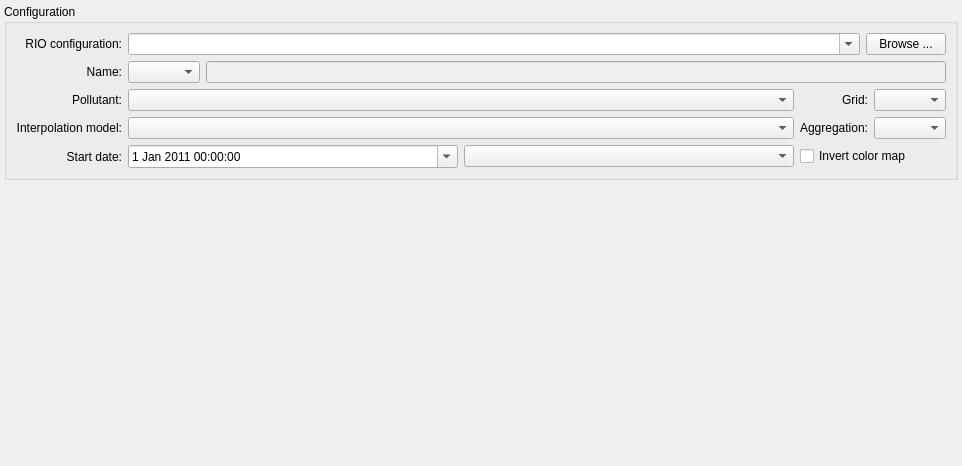
Old version of the form src/ui/mappingview.ui in the repository VITObelgium/cpp-infra.
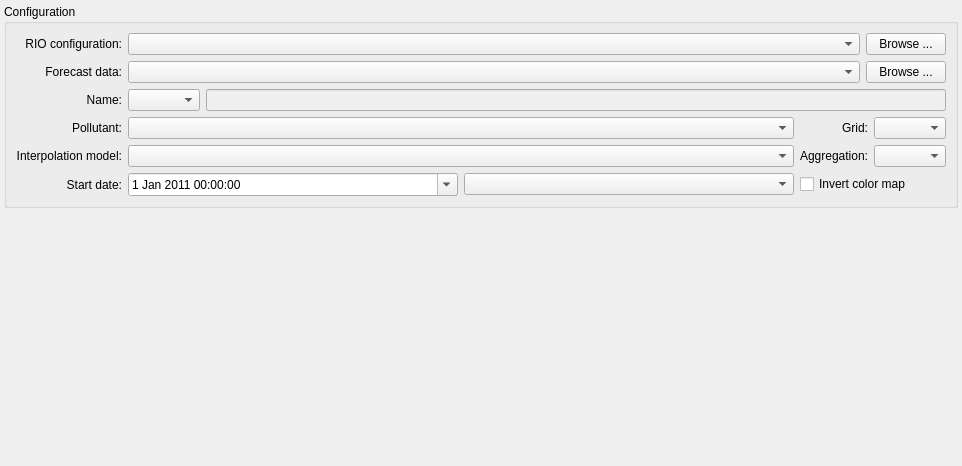
New version of the form. Custom widgets are drawn as their Qt base class.

Patch:
```diff
--- a/src/ui/mappingview.ui
+++ b/src/ui/mappingview.ui
@@ -46,36 +46,6 @@
         <string>Configuration</string>
        </property>
        <layout class="QGridLayout" name="gridLayout">
-        <item row="3" column="1">
-         <widget class="QComboBox" name="pollutantCombo">
-          <property name="sizePolicy">
-           <sizepolicy hsizetype="Expanding" vsizetype="Fixed">
-            <horstretch>0</horstretch>
-            <verstretch>0</verstretch>
-           </sizepolicy>
-          </property>
-         </widget>
-        </item>
-        <item row="4" column="1">
-         <widget class="QComboBox" name="interpolationCombo">
-          <property name="sizePolicy">
-           <sizepolicy hsizetype="Expanding" vsizetype="Fixed">
-            <horstretch>0</horstretch>
-            <verstretch>0</verstretch>
-           </sizepolicy>
-          </property>
-         </widget>
-        </item>
-        <item row="5" column="0">
-         <widget class="QLabel" name="label_6">
-          <property name="text">
-           <string>Start date:</string>
-          </property>
-          <property name="alignment">
-           <set>Qt::AlignRight|Qt::AlignTrailing|Qt::AlignVCenter</set>
-          </property>
-         </widget>
-        </item>
         <item row="0" column="1" colspan="3">
          <layout class="QHBoxLayout" name="horizontalLayout">
           <property name="leftMargin">
@@ -90,7 +60,7 @@
              </sizepolicy>
             </property>
             <property name="editable">
-             <bool>true</bool>
+             <bool>false</bool>
             </property>
            </widget>
           </item>
@@ -109,79 +79,27 @@
           </item>
          </layout>
         </item>
-        <item row="1" column="1" colspan="3">
-         <layout class="QHBoxLayout" name="horizontalLayout_2">
-          <item>
-           <widget class="QComboBox" name="nameCombo"/>
-          </item>
-          <item>
-           <widget class="QLineEdit" name="configDescriptionLabel">
-            <property name="enabled">
-             <bool>false</bool>
-            </property>
-            <property name="sizePolicy">
-             <sizepolicy hsizetype="Expanding" vsizetype="Fixed">
-              <horstretch>0</horstretch>
-              <verstretch>0</verstretch>
-             </sizepolicy>
-            </property>
-            <property name="text">
-             <string notr="true"/>
-            </property>
-            <property name="readOnly">
-             <bool>true</bool>
-            </property>
-           </widget>
-          </item>
-         </layout>
-        </item>
-        <item row="3" column="3">
-         <widget class="QComboBox" name="gridCombo"/>
-        </item>
-        <item row="4" column="3">
-         <widget class="QComboBox" name="aggregationCombo"/>
-        </item>
-        <item row="3" column="0">
-         <widget class="QLabel" name="label">
+        <item row="6" column="0">
+         <widget class="QLabel" name="label_6">
           <property name="text">
-           <string>Pollutant:</string>
+           <string>Start date:</string>
           </property>
           <property name="alignment">
            <set>Qt::AlignRight|Qt::AlignTrailing|Qt::AlignVCenter</set>
           </property>
          </widget>
         </item>
-        <item row="4" column="2">
-         <widget class="QLabel" name="label_3">
-          <property name="text">
-           <string>Aggregation:</string>
+        <item row="5" column="1">
+         <widget class="QComboBox" name="interpolationCombo">
+          <property name="sizePolicy">
+           <sizepolicy hsizetype="Expanding" vsizetype="Fixed">
+            <horstretch>0</horstretch>
+            <verstretch>0</verstretch>
+           </sizepolicy>
           </property>
-          <property name="alignment">
-           <set>Qt::AlignRight|Qt::AlignTrailing|Qt::AlignVCenter</set>
-          </property>
          </widget>
         </item>
-        <item row="4" column="0">
-         <widget class="QLabel" name="label_2">
-          <property name="text">
-           <string>Interpolation model:</string>
-          </property>
-          <property name="alignment">
-           <set>Qt::AlignRight|Qt::AlignTrailing|Qt::AlignVCenter</set>
-          </property>
-         </widget>
-        </item>
-        <item row="3" column="2">
-         <widget class="QLabel" name="label_4">
-          <property name="text">
-           <string>Grid:</string>
-          </property>
-          <property name="alignment">
-           <set>Qt::AlignRight|Qt::AlignTrailing|Qt::AlignVCenter</set>
-          </property>
-         </widget>
-        </item>
-        <item row="1" column="0">
+        <item row="2" column="0">
          <widget class="QLabel" name="label_5">
           <property name="text">
            <string>Name:</string>
@@ -191,23 +109,30 @@
           </property>
          </widget>
         </item>
-        <item row="0" column="0">
-         <widget class="QLabel" name="configLabel">
-          <property name="sizePolicy">
-           <sizepolicy hsizetype="Preferred" vsizetype="Preferred">
-            <horstretch>0</horstretch>
-            <verstretch>0</verstretch>
-           </sizepolicy>
-          </property>
+        <item row="4" column="0">
+         <widget class="QLabel" name="label">
           <property name="text">
-           <string>RIO configuration:</string>
+           <string>Pollutant:</string>
           </property>
           <property name="alignment">
            <set>Qt::AlignRight|Qt::AlignTrailing|Qt::AlignVCenter</set>
           </property>
          </widget>
         </item>
-        <item row="5" column="1">
+        <item row="6" column="2" colspan="2">
+         <widget class="QCheckBox" name="invertColorMapCheck">
+          <property name="text">
+           <string>Invert color map</string>
+          </property>
+         </widget>
+        </item>
+        <item row="5" column="3">
+         <widget class="QComboBox" name="aggregationCombo"/>
+        </item>
+        <item row="4" column="3">
+         <widget class="QComboBox" name="gridCombo"/>
+        </item>
+        <item row="6" column="1">
          <layout class="QHBoxLayout" name="horizontalLayout_4">
           <item>
            <layout class="QHBoxLayout" name="horizontalLayout_3">
@@ -245,13 +170,122 @@
           </item>
          </layout>
         </item>
-        <item row="5" column="2" colspan="2">
-         <widget class="QCheckBox" name="invertColorMapCheck">
+        <item row="5" column="2">
+         <widget class="QLabel" name="label_3">
           <property name="text">
-           <string>Invert color map</string>
+           <string>Aggregation:</string>
           </property>
+          <property name="alignment">
+           <set>Qt::AlignRight|Qt::AlignTrailing|Qt::AlignVCenter</set>
+          </property>
          </widget>
         </item>
+        <item row="2" column="1" colspan="3">
+         <layout class="QHBoxLayout" name="horizontalLayout_2">
+          <item>
+           <widget class="QComboBox" name="nameCombo"/>
+          </item>
+          <item>
+           <widget class="QLineEdit" name="configDescriptionLabel">
+            <property name="enabled">
+             <bool>false</bool>
+            </property>
+            <property name="sizePolicy">
+             <sizepolicy hsizetype="Expanding" vsizetype="Fixed">
+              <horstretch>0</horstretch>
+              <verstretch>0</verstretch>
+             </sizepolicy>
+            </property>
+            <property name="text">
+             <string notr="true"/>
+            </property>
+            <property name="readOnly">
+             <bool>true</bool>
+            </property>
+           </widget>
+          </item>
+         </layout>
+        </item>
+        <item row="0" column="0">
+         <widget class="QLabel" name="configLabel">
+          <property name="sizePolicy">
+           <sizepolicy hsizetype="Preferred" vsizetype="Preferred">
+            <horstretch>0</horstretch>
+            <verstretch>0</verstretch>
+           </sizepolicy>
+          </property>
+          <property name="text">
+           <string>RIO configuration:</string>
+          </property>
+          <property name="alignment">
+           <set>Qt::AlignRight|Qt::AlignTrailing|Qt::AlignVCenter</set>
+          </property>
+         </widget>
+        </item>
+        <item row="5" column="0">
+         <widget class="QLabel" name="label_2">
+          <property name="text">
+           <string>Interpolation model:</string>
+          </property>
+          <property name="alignment">
+           <set>Qt::AlignRight|Qt::AlignTrailing|Qt::AlignVCenter</set>
+          </property>
+         </widget>
+        </item>
+        <item row="4" column="2">
+         <widget class="QLabel" name="label_4">
+          <property name="text">
+           <string>Grid:</string>
+          </property>
+          <property name="alignment">
+           <set>Qt::AlignRight|Qt::AlignTrailing|Qt::AlignVCenter</set>
+          </property>
+         </widget>
+        </item>
+        <item row="4" column="1">
+         <widget class="QComboBox" name="pollutantCombo">
+          <property name="sizePolicy">
+           <sizepolicy hsizetype="Expanding" vsizetype="Fixed">
+            <horstretch>0</horstretch>
+            <verstretch>0</verstretch>
+           </sizepolicy>
+          </property>
+         </widget>
+        </item>
+        <item row="1" column="0">
+         <widget class="QLabel" name="label_7">
+          <property name="text">
+           <string>Forecast data:</string>
+          </property>
+          <property name="alignment">
+           <set>Qt::AlignRight|Qt::AlignTrailing|Qt::AlignVCenter</set>
+          </property>
+         </widget>
+        </item>
+        <item row="1" column="1" colspan="3">
+         <layout class="QHBoxLayout" name="horizontalLayout_5">
+          <item>
+           <widget class="QComboBox" name="forecastPathCombo">
+            <property name="sizePolicy">
+             <sizepolicy hsizetype="Expanding" vsizetype="Fixed">
+              <horstretch>0</horstretch>
+              <verstretch>0</verstretch>
+             </sizepolicy>
+            </property>
+            <property name="editable">
+             <bool>false</bool>
+            </property>
+           </widget>
+          </item>
+          <item>
+           <widget class="QPushButton" name="browseForecastButton">
+            <property name="text">
+             <string>Browse ...</string>
+            </property>
+           </widget>
+          </item>
+         </layout>
+        </item>
        </layout>
       </widget>
      </item>
```
Left out of the diff: 2 changed lines with no effect on the pictures.
